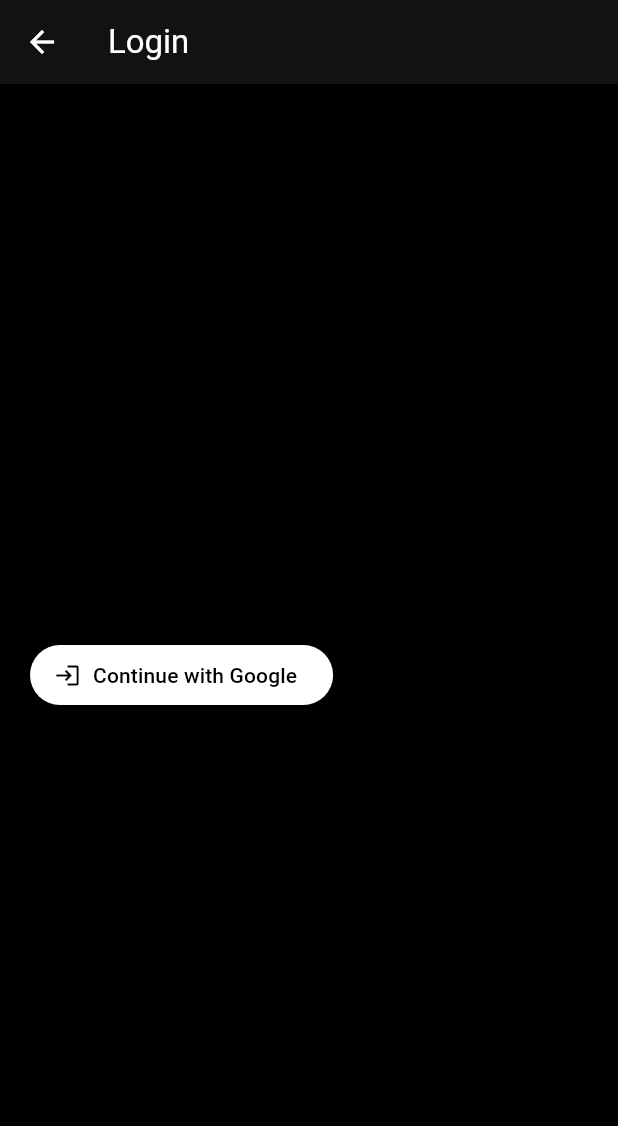
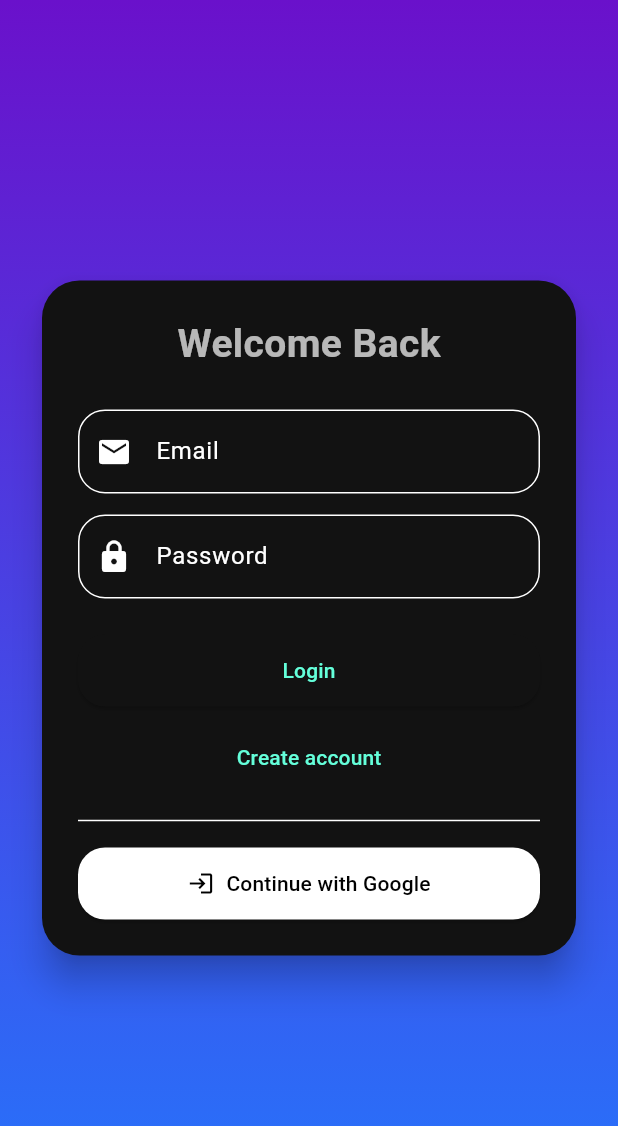
Before and after one commit to kalvatnana-sketch/RunApp, a Flutter app: the screen it shows after launch, after a tap on "Enter the Run", on a phone screen of 412 x 824 dp. Shown: the top 1126 px of the screen. Run offline on Flutter 3.47's test engine with Material 3 defaults, Android fonts, the phone set to English and light mode, and no system bars; our stand-ins replace firebase_auth, firebase_core, flutter_map, geolocator, google_sign_in, latlong2; accounts and stored records are empty; network calls fail.

Commit message:
Added functional google sign in

```diff
--- a/lib/main.dart
+++ b/lib/main.dart
@@ -1,16 +1,17 @@
 import 'package:flutter/material.dart';
+import 'package:firebase_core/firebase_core.dart';
+
 import 'screens/welcome_screen.dart';
 import 'screens/login_screen.dart';
 import 'screens/mode_select_screen.dart';
 import 'screens/story_mode_screen.dart';
 import 'screens/open_mode_screen.dart';
-
-import 'package:firebase_core/firebase_core.dart';
-import 'package:flutter/material.dart';
+import 'screens/home_screen.dart';
+import 'firebase_options.dart';
 
 void main() async {
   WidgetsFlutterBinding.ensureInitialized();
-  await Firebase.initializeApp();
+  await Firebase.initializeApp(options: DefaultFirebaseOptions.currentPlatform);
   runApp(const NoTraceRunApp());
 }
 
@@ -39,6 +40,7 @@ class NoTraceRunApp extends StatelessWidget {
         '/modeSelect': (context) => const ModeSelectScreen(),
         '/storyMode': (context) => const StoryModeScreen(),
         '/openMode': (context) => const OpenModeScreen(),
+        '/home': (context) => const HomeScreen(),
       },
     );
   }
--- a/lib/screens/login_screen.dart
+++ b/lib/screens/login_screen.dart
@@ -1,41 +1,189 @@
 import 'package:flutter/material.dart';
 import '../services/auth_service.dart';
 
-class LoginScreen extends StatelessWidget {
+class LoginScreen extends StatefulWidget {
   const LoginScreen({super.key});
 
   @override
+  State<LoginScreen> createState() => _LoginScreenState();
+}
+
+class _LoginScreenState extends State<LoginScreen> {
+  final _authService = AuthService();
+  final _emailController = TextEditingController();
+  final _passwordController = TextEditingController();
+  bool _isLoading = false;
+
+  @override
+  void dispose() {
+    _emailController.dispose();
+    _passwordController.dispose();
+    super.dispose();
+  }
+
+  Future<void> _login() async {
+    setState(() => _isLoading = true);
+    try {
+      await _authService.signInWithEmail(
+        _emailController.text,
+        _passwordController.text,
+      );
+      Navigator.pushReplacementNamed(context, '/home');
+    } catch (e) {
+      ScaffoldMessenger.of(
+        context,
+      ).showSnackBar(SnackBar(content: Text('Login failed: $e')));
+    } finally {
+      setState(() => _isLoading = false);
+    }
+  }
+
+  Future<void> _register() async {
+    setState(() => _isLoading = true);
+    try {
+      await _authService.registerWithEmail(
+        _emailController.text,
+        _passwordController.text,
+      );
+      Navigator.pushReplacementNamed(context, '/home');
+    } catch (e) {
+      ScaffoldMessenger.of(
+        context,
+      ).showSnackBar(SnackBar(content: Text('Registration failed: $e')));
+    } finally {
+      setState(() => _isLoading = false);
+    }
+  }
+
+  Future<void> _googleLogin() async {
+    try {
+      await _authService.signInWithGoogle();
+      Navigator.pushReplacementNamed(context, '/home');
+    } catch (e) {
+      ScaffoldMessenger.of(
+        context,
+      ).showSnackBar(SnackBar(content: Text('Google sign-in failed: $e')));
+    }
+  }
+
+  @override
   Widget build(BuildContext context) {
-    final authService = AuthService();
+    return Scaffold(
+      body: Container(
+        decoration: const BoxDecoration(
+          gradient: LinearGradient(
+            colors: [Color(0xFF6A11CB), Color(0xFF2575FC)],
+            begin: Alignment.topCenter,
+            end: Alignment.bottomCenter,
+          ),
+        ),
+        child: Center(
+          child: Padding(
+            padding: const EdgeInsets.all(24),
+            child: Card(
+              elevation: 10,
+              shape: RoundedRectangleBorder(
+                borderRadius: BorderRadius.circular(25),
+              ),
+              child: Padding(
+                padding: const EdgeInsets.all(24),
+                child: Column(
+                  mainAxisSize: MainAxisSize.min,
+                  children: [
+                    const Text(
+                      "Welcome Back",
+                      style: TextStyle(
+                        fontSize: 26,
+                        fontWeight: FontWeight.bold,
+                      ),
+                    ),
 
-    return Scaffold(
-      appBar: AppBar(title: const Text('Login')),
-      body: Padding(
-        padding: const EdgeInsets.all(20.0),
-        child: Column(
-          mainAxisAlignment: MainAxisAlignment.center,
-          children: [
-            const SizedBox(height: 20),
-            ElevatedButton.icon(
-              icon: const Icon(Icons.login),
-              label: const Text('Continue with Google'),
-              style: ElevatedButton.styleFrom(
-                backgroundColor: Colors.white,
-                foregroundColor: Colors.black,
+                    const SizedBox(height: 25),
+
+                    /// EMAIL
+                    TextField(
+                      controller: _emailController,
+                      decoration: InputDecoration(
+                        labelText: 'Email',
+                        prefixIcon: const Icon(Icons.email),
+                        border: OutlineInputBorder(
+                          borderRadius: BorderRadius.circular(18),
+                        ),
+                      ),
+                    ),
+
+                    const SizedBox(height: 14),
+
+                    /// PASSWORD
+                    TextField(
+                      controller: _passwordController,
+                      obscureText: true,
+                      decoration: InputDecoration(
+                        labelText: 'Password',
+                        prefixIcon: const Icon(Icons.lock),
+                        border: OutlineInputBorder(
+                          borderRadius: BorderRadius.circular(18),
+                        ),
+                      ),
+                    ),
+
+                    const SizedBox(height: 24),
+
+                    if (_isLoading)
+                      const CircularProgressIndicator()
+                    else ...[
+                      /// LOGIN BUTTON
+                      SizedBox(
+                        width: double.infinity,
+                        child: ElevatedButton(
+                          onPressed: _login,
+                          style: ElevatedButton.styleFrom(
+                            padding: const EdgeInsets.symmetric(vertical: 14),
+                            shape: RoundedRectangleBorder(
+                              borderRadius: BorderRadius.circular(18),
+                            ),
+                          ),
+                          child: const Text("Login"),
+                        ),
+                      ),
+
+                      const SizedBox(height: 10),
+
+                      /// REGISTER
+                      TextButton(
+                        onPressed: _register,
+                        child: const Text("Create account"),
+                      ),
+
+                      const SizedBox(height: 10),
+
+                      const Divider(),
+
+                      const SizedBox(height: 10),
+
+                      /// GOOGLE LOGIN
+                      SizedBox(
+                        width: double.infinity,
+                        child: ElevatedButton.icon(
+                          icon: const Icon(Icons.login),
+                          label: const Text("Continue with Google"),
+                          style: ElevatedButton.styleFrom(
+                            backgroundColor: Colors.white,
+                            foregroundColor: Colors.black,
+                            padding: const EdgeInsets.symmetric(vertical: 14),
+                            shape: RoundedRectangleBorder(
+                              borderRadius: BorderRadius.circular(18),
+                            ),
+                          ),
+                          onPressed: _googleLogin,
+                        ),
+                      ),
+                    ],
+                  ],
+                ),
               ),
-              onPressed: () async {
-                try {
-                  await authService.signInWithGoogle();
-                  // On success, go to the same place as normal login
-                  Navigator.pushReplacementNamed(context, '/modeSelect');
-                } catch (e) {
-                  ScaffoldMessenger.of(context).showSnackBar(
-                    SnackBar(content: Text('Google sign-in failed: $e')),
-                  );
-                }
-              },
             ),
-          ],
+          ),
         ),
       ),
     );
--- a/lib/screens/welcome_screen.dart
+++ b/lib/screens/welcome_screen.dart
@@ -34,7 +34,9 @@ class WelcomeScreen extends StatelessWidget {
                   backgroundColor: Colors.tealAccent,
                   foregroundColor: Colors.black,
                   padding: const EdgeInsets.symmetric(
-                      horizontal: 60, vertical: 18),
+                    horizontal: 60,
+                    vertical: 18,
+                  ),
                   textStyle: const TextStyle(fontSize: 18),
                 ),
                 child: const Text('Enter the Run'),
```
Also changed, not shown: lib/screens/home_screen.dart (added, +13 -0 lines), lib/services/auth_service.dart (+247 -1 lines), firebase.json (added), lib/firebase_options.dart (added), 6 other files.
